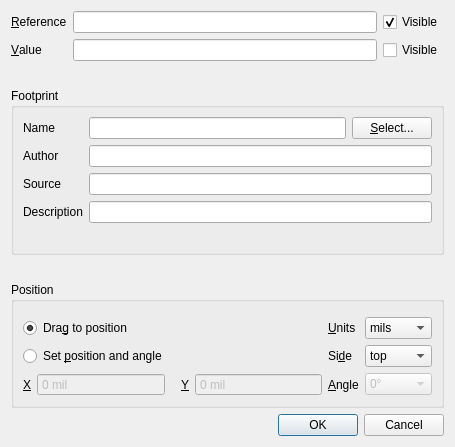
The window that EditPartDialog.ui (igorizyumin/xpcb) describes before a commit, drawn with Qt 5.
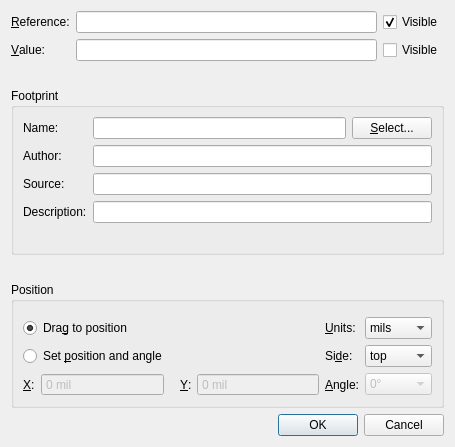
The same window after the commit.

Diff of the .ui file:
```diff
--- a/EditPartDialog.ui
+++ b/EditPartDialog.ui
@@ -25,7 +25,7 @@
      <item row="0" column="0">
       <widget class="QLabel" name="label">
        <property name="text">
-        <string>&amp;Reference</string>
+        <string>&amp;Reference:</string>
        </property>
        <property name="buddy">
         <cstring>refdesEdit</cstring>
@@ -38,7 +38,7 @@
      <item row="1" column="0">
       <widget class="QLabel" name="label_2">
        <property name="text">
-        <string>&amp;Value</string>
+        <string>&amp;Value:</string>
        </property>
        <property name="buddy">
         <cstring>valueEdit</cstring>
@@ -94,7 +94,7 @@
         <item row="0" column="0">
          <widget class="QLabel" name="label_3">
           <property name="text">
-           <string>Name</string>
+           <string>Name:</string>
           </property>
           <property name="buddy">
            <cstring>fpNameEdit</cstring>
@@ -122,7 +122,7 @@
         <item row="6" column="0">
          <widget class="QLabel" name="label_4">
           <property name="text">
-           <string>Author</string>
+           <string>Author:</string>
           </property>
           <property name="buddy">
            <cstring>authorEdit</cstring>
@@ -139,7 +139,7 @@
         <item row="7" column="0">
          <widget class="QLabel" name="label_5">
           <property name="text">
-           <string>Source</string>
+           <string>Source:</string>
           </property>
           <property name="buddy">
            <cstring>sourceEdit</cstring>
@@ -156,7 +156,7 @@
         <item row="8" column="0">
          <widget class="QLabel" name="label_6">
           <property name="text">
-           <string>Description</string>
+           <string>Description:</string>
           </property>
           <property name="buddy">
            <cstring>descEdit</cstring>
@@ -242,7 +242,7 @@
         <item row="0" column="1">
          <widget class="QLabel" name="label_11">
           <property name="text">
-           <string>&amp;Units</string>
+           <string>&amp;Units:</string>
           </property>
           <property name="buddy">
            <cstring>unitsBox</cstring>
@@ -265,7 +265,7 @@
         <item row="1" column="1">
          <widget class="QLabel" name="label_10">
           <property name="text">
-           <string>Si&amp;de</string>
+           <string>Si&amp;de:</string>
           </property>
           <property name="buddy">
            <cstring>sideBox</cstring>
@@ -300,7 +300,7 @@
              </sizepolicy>
             </property>
             <property name="text">
-             <string>&amp;X</string>
+             <string>&amp;X:</string>
             </property>
             <property name="buddy">
              <cstring>xPos</cstring>
@@ -363,7 +363,7 @@
              </sizepolicy>
             </property>
             <property name="text">
-             <string>&amp;Y</string>
+             <string>&amp;Y:</string>
             </property>
             <property name="buddy">
              <cstring>yPos</cstring>
@@ -445,7 +445,7 @@
            </sizepolicy>
           </property>
           <property name="text">
-           <string>&amp;Angle</string>
+           <string>&amp;Angle:</string>
           </property>
           <property name="buddy">
            <cstring>angleBox</cstring>
```
